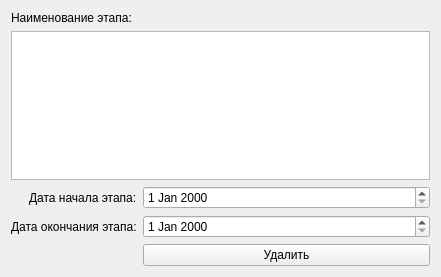
This is extra_widgets/stageredactor.ui in aleksei-elyutin/priemka_table as Qt 5 draws it before an edit. The edited form follows.
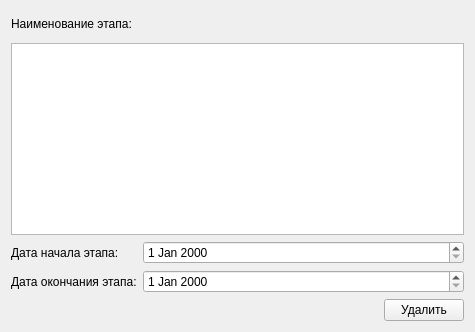
This is the edited form.

What changed in the file:
```diff
--- a/extra_widgets/stageredactor.ui
+++ b/extra_widgets/stageredactor.ui
@@ -6,12 +6,12 @@
    <rect>
     <x>0</x>
     <y>0</y>
-    <width>441</width>
-    <height>277</height>
+    <width>475</width>
+    <height>332</height>
    </rect>
   </property>
   <property name="sizePolicy">
-   <sizepolicy hsizetype="MinimumExpanding" vsizetype="MinimumExpanding">
+   <sizepolicy hsizetype="Fixed" vsizetype="Fixed">
     <horstretch>0</horstretch>
     <verstretch>0</verstretch>
    </sizepolicy>
@@ -19,59 +19,77 @@
   <property name="windowTitle">
    <string>Form</string>
   </property>
-  <layout class="QFormLayout" name="formLayout">
-   <property name="fieldGrowthPolicy">
-    <enum>QFormLayout::AllNonFixedFieldsGrow</enum>
-   </property>
-   <property name="rowWrapPolicy">
-    <enum>QFormLayout::DontWrapRows</enum>
-   </property>
-   <property name="labelAlignment">
-    <set>Qt::AlignRight|Qt::AlignTrailing|Qt::AlignVCenter</set>
-   </property>
-   <item row="0" column="0">
+  <layout class="QVBoxLayout" name="verticalLayout">
+   <item>
     <widget class="QLabel" name="label">
      <property name="text">
       <string>Наименование этапа:</string>
      </property>
     </widget>
    </item>
-   <item row="1" column="0" colspan="2">
+   <item>
     <widget class="QTextEdit" name="textEdit">
+     <property name="sizePolicy">
+      <sizepolicy hsizetype="Preferred" vsizetype="Preferred">
+       <horstretch>0</horstretch>
+       <verstretch>0</verstretch>
+      </sizepolicy>
+     </property>
      <property name="minimumSize">
       <size>
-       <width>400</width>
+       <width>100</width>
        <height>0</height>
       </size>
      </property>
     </widget>
    </item>
-   <item row="2" column="1">
+   <item>
+    <layout class="QFormLayout" name="formLayout">
+     <item row="0" column="0">
+      <widget class="QLabel" name="label_2">
+       <property name="text">
+        <string>Дата начала этапа:</string>
+       </property>
+      </widget>
+     </item>
+     <item row="0" column="1">
     <widget class="QDateEdit" name="_start_date_edit"/>
    </item>
-   <item row="3" column="0">
+     <item row="1" column="0">
     <widget class="QLabel" name="label_3">
      <property name="text">
       <string>Дата окончания этапа:</string>
      </property>
     </widget>
    </item>
-   <item row="3" column="1">
+     <item row="1" column="1">
     <widget class="QDateEdit" name="_finish_date_edit"/>
    </item>
-   <item row="2" column="0">
-    <widget class="QLabel" name="label_2">
-     <property name="text">
-      <string>Дата начала этапа:</string>
-     </property>
-    </widget>
-   </item>
-   <item row="4" column="1">
+    </layout>
+   </item>
+   <item>
+    <layout class="QHBoxLayout" name="horizontalLayout">
+     <item>
+      <spacer name="horizontalSpacer">
+       <property name="orientation">
+        <enum>Qt::Horizontal</enum>
+       </property>
+       <property name="sizeHint" stdset="0">
+        <size>
+         <width>40</width>
+         <height>20</height>
+        </size>
+       </property>
+      </spacer>
+     </item>
+     <item>
     <widget class="QPushButton" name="pushButton">
      <property name="text">
       <string>Удалить</string>
      </property>
     </widget>
+     </item>
+    </layout>
    </item>
   </layout>
  </widget>
```
Lines whose indentation alone changed are shown as unchanged.
